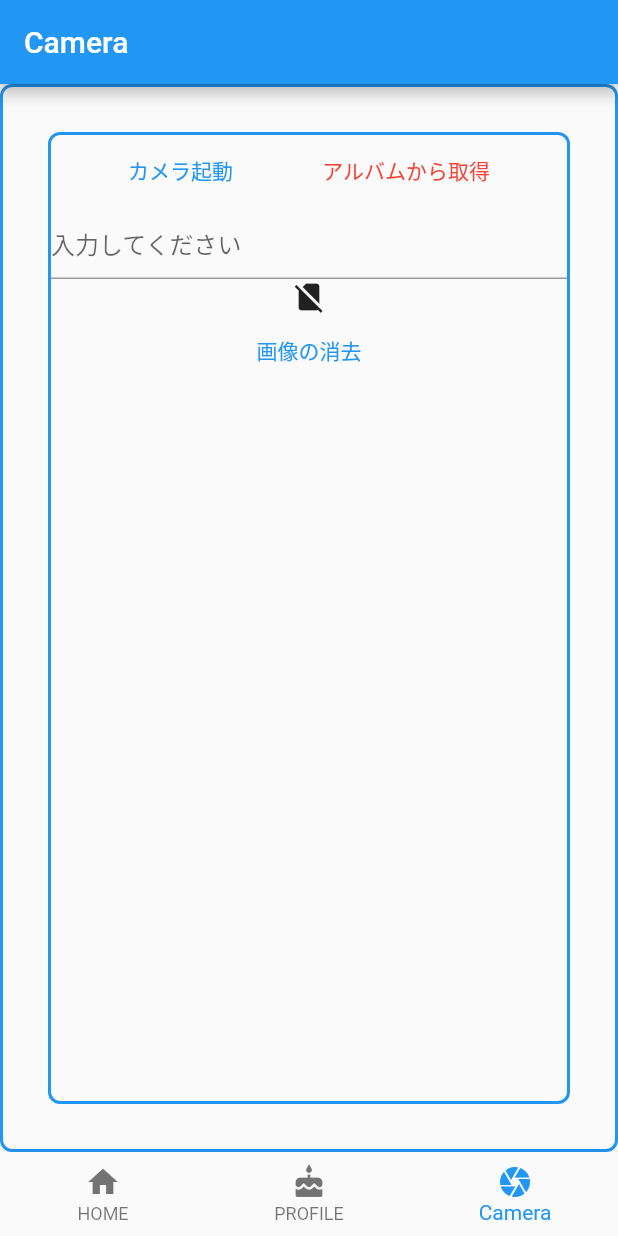
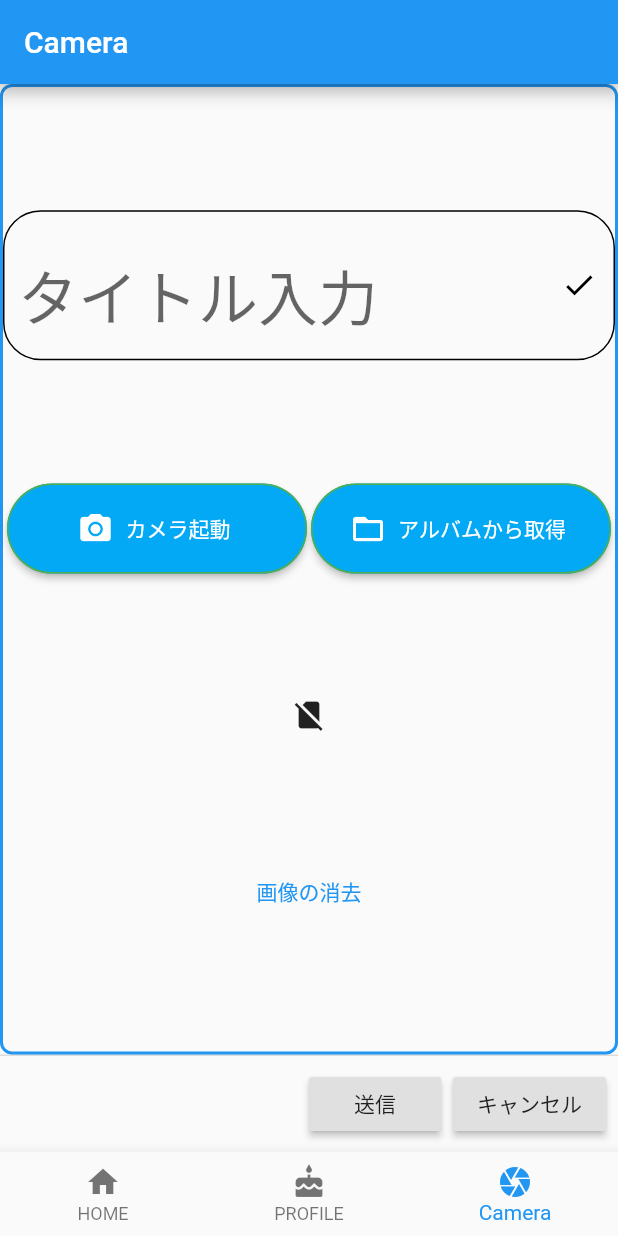
Before and after one commit to Yu-k-29/SBWM-frontend, a Flutter app: the screen it shows after launch, item 3 of the bottom bar chosen, after a tap on "カメラ起動", on a phone screen of 412 x 824 dp. Run offline on Flutter 3.47's test engine with Material 2 defaults, Android fonts, the phone set to English and light mode, and no system bars; our stand-ins replace image_picker.

Commit message:
add title ButtonUI

```diff
--- a/lib/Camera.dart
+++ b/lib/Camera.dart
@@ -14,72 +14,181 @@ class Camera extends State {
   @override
   Widget build(BuildContext context) {
     return Scaffold(
+        persistentFooterButtons: <Widget>[
+          RaisedButton(
+            child: Text(
+              '送信',
+            ),
+            onPressed: () {
 
-        body: Container(
-            padding: EdgeInsets.all(30),
+            },
+          ),
+          RaisedButton(
+            child: Text(
+              'キャンセル',
+            ),
+            onPressed: () {
+
+            },
+          ),
+
+        ],
+
+        body:  Container(
               decoration: BoxDecoration(
                 // 枠線
                 border: Border.all(color: Colors.blue, width: 2),
                 // 角丸
                 borderRadius: BorderRadius.circular(8),
               ),
-            child: Container(
-              decoration: BoxDecoration(
-                // 枠線
-                border: Border.all(color: Colors.blue, width: 2),
-                // 角丸
-                borderRadius: BorderRadius.circular(8),
+
+              child: Column(
+                mainAxisAlignment: MainAxisAlignment.spaceEvenly,
+                children: <Widget>[
+                  TextField(
+                   style: new TextStyle(
+                  fontSize: 40.0,
+                  height: 2.0,
+                  color: Colors.black
                   ),
-              child: Column(
-                children: <Widget>[
+                    decoration: InputDecoration(
+                      //Focusしていないとき
+                      enabledBorder: new OutlineInputBorder(
+                        borderRadius: new BorderRadius.circular(25.0),
+                        borderSide: BorderSide(
+                          color: Colors.black,
+                        ),
+                      ),
+                      //Focusしているとき
+                      focusedBorder: OutlineInputBorder(
+                        borderRadius: new BorderRadius.circular(25.0),
+                        borderSide: BorderSide(
+                          color: Colors.blue,
+                          width: 0.5,
+                        ),
+                      ),
+                      hintText: 'タイトル入力',
+                      contentPadding: EdgeInsets.all(10.0),
+                      suffixIcon: IconButton(
+                        icon: Icon(
+                          Icons.check,
+                          color: Colors.black,
+                        ),
+                        onPressed: () {},
+                      ),
+                    ),
+                  ),
 
                   Row(
                     mainAxisAlignment: MainAxisAlignment.spaceEvenly,
                     children: <Widget>[
 
-                      TextButton(
+                  ButtonTheme(
+                    minWidth: 200.0,
+                    height: 60.0,
+                    child: RaisedButton.icon(
+                      icon: const Icon(
+                        Icons.camera_alt,
+                        color: Colors.white,
+                      ),
+                      label: const Text('カメラ起動'),
                       onPressed: () {
                         _getImageFromDevice(ImageSource.camera);
                       },
-                        child: Text('カメラ起動'),
+                      color: Colors.lightBlue,
+                      shape: const StadiumBorder(
+                        side: BorderSide(color: Colors.green),
                       ),
-                      TextButton(
-                        style: TextButton.styleFrom(
-                          primary: Colors.red,
+                      textColor: Colors.white,
                     ),
+                  ) ,
+                  ButtonTheme(
+                    minWidth: 200.0,
+                    height: 60.0,
+                     child: RaisedButton.icon(
+                       icon: const Icon(
+                         Icons.folder_open,
+                         color: Colors.white,
+                       ),
+                       label: const Text('アルバムから取得'),
                        onPressed: () {
                          _getImageFromDevice(ImageSource.gallery);
                        },
-                        child: Text('アルバムから取得'),
+                       color: Colors.lightBlue,
+                       shape: const StadiumBorder(
+                         side: BorderSide(color: Colors.green),
                        ),
+                       textColor: Colors.white,
+                     ),
+                   ),
+
+
+
+
+                      /*RaisedButton(
+
+                        child: const Text('Button'),
+                        color: Colors.white,
+                        shape: const StadiumBorder(
+                          side: BorderSide(color: Colors.green),
+                        ),
+                        onPressed: () {},
+                      ),*/
+
                     ],
-                  ),
-                  TextField(
-                      decoration: InputDecoration(
-                          hintText: "入力してください"
-                      )
                   ),
                       (imageFile == null)
                           ? Icon(Icons.no_sim)
                           : Image.file(
                         imageFile,
-                    height: 100.0,
-                    width: 100.0,
+                        height: 300.0,
+                        width: 300.0,
                       ),
                       TextButton(
                         onPressed: () {
                           _deleteImage();
                         },
                         child: Text('画像の消去'),
-                  )
+                      ),
+                  /*TextField(
+                    decoration: InputDecoration(
+                      //Focusしていないとき
+                      enabledBorder: new OutlineInputBorder(
+                        borderRadius: new BorderRadius.circular(25.0),
+                        borderSide: BorderSide(
+                          color: Colors.black,
+                        ),
+                      ),
+                      //Focusしているとき
+                      focusedBorder: OutlineInputBorder(
+                        borderRadius: new BorderRadius.circular(25.0),
+                        borderSide: BorderSide(
+                          color: Colors.blue,
+                          width: 3.0,
+                        ),
+                      ),
+                      hintText: 'タイトル入力',
+                      contentPadding: EdgeInsets.all(16.0),
+                      suffixIcon: IconButton(
+                        icon: Icon(
+                          Icons.add,
+                          color: Colors.black,
+                        ),
+                        onPressed: () {},
+                      ),
+                    ),
+                  ),*/
+
                 ],
               ),
             )
 
-        )
 
 
         );
+
+
+
   }
   // カメラまたはライブラリから画像を取得
   void _getImageFromDevice(ImageSource source) async {
```
Also changed, not shown: pubspec.lock, 3 other files. Lines whose indentation alone changed are shown as unchanged.
